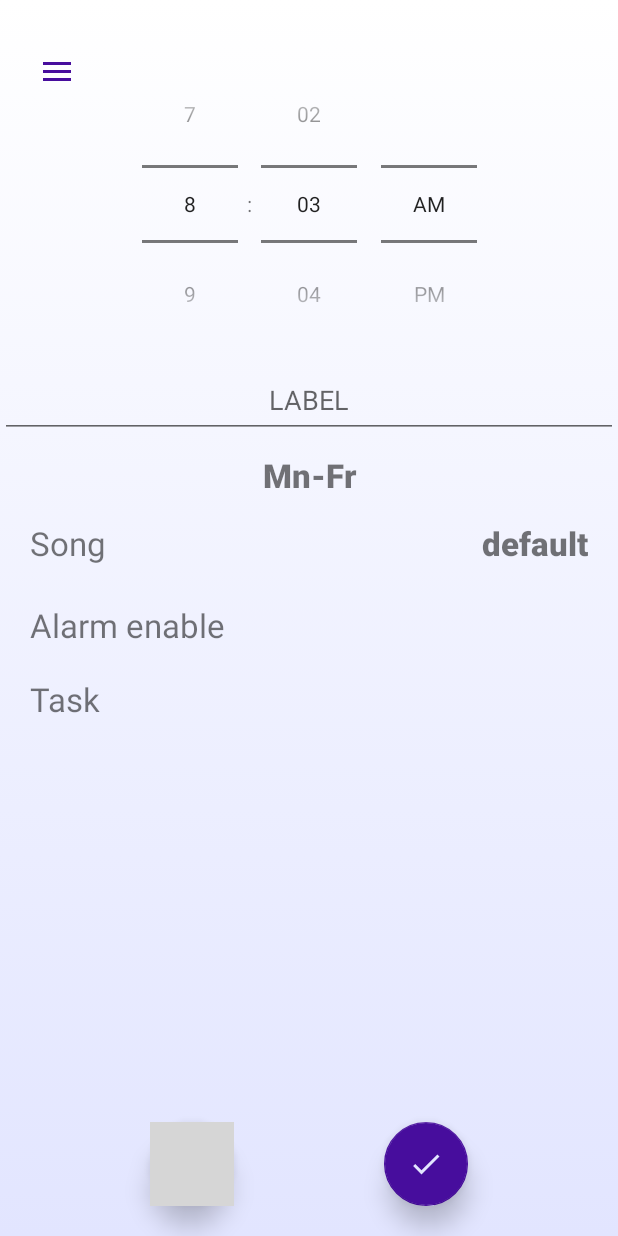
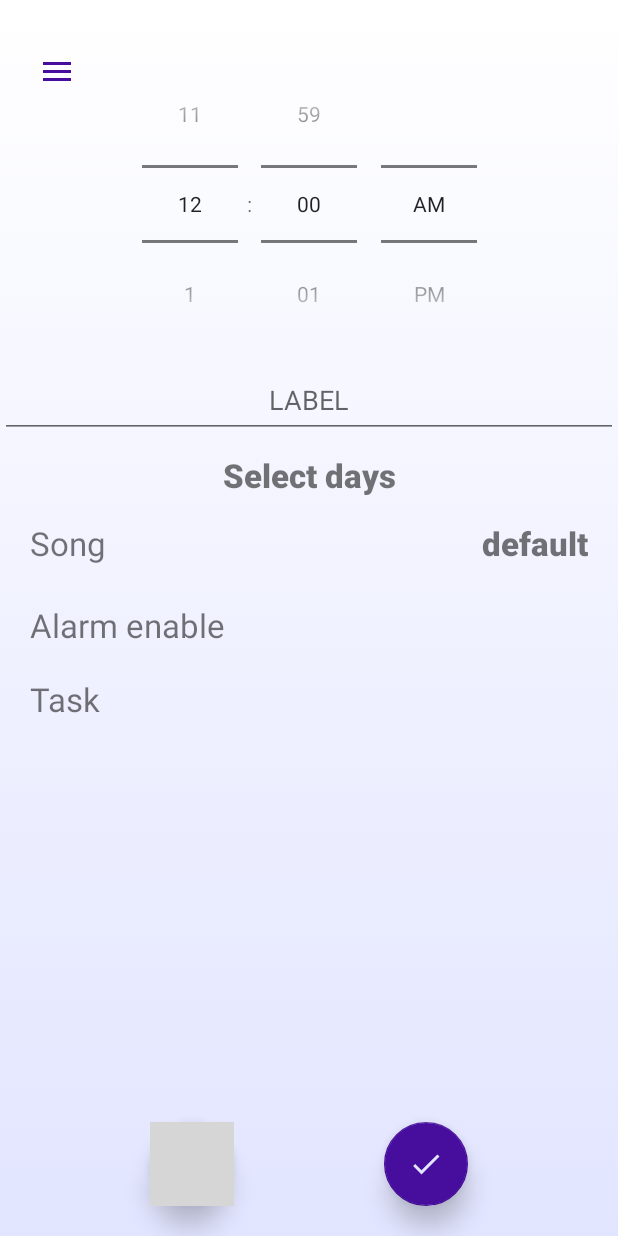
Before and after one commit to lincollincol/QuizAlarmClock, an Android app: the screen it shows after launch (MainActivity), after a tap on an icon or button, on a phone screen of 412 x 824 dp. Run offline under Robolectric (Android 15) with nearby library versions, the light colour scheme and no system bars; our stand-ins replace Room's generated code; grey boxes are pictures that could not be loaded.

Commit message:
Working UI in the alarm settings

```diff
--- a/app/src/main/java/linc/com/alarmclockforprogrammers/model/data/database/alarms/Alarm.java
+++ b/app/src/main/java/linc/com/alarmclockforprogrammers/model/data/database/alarms/Alarm.java
@@ -21,8 +21,8 @@ public class Alarm {
     @ColumnInfo(name = "minute", typeAffinity = INTEGER)
     private int minute;
 
-    @ColumnInfo(name = "language", typeAffinity = TEXT)
-    private String language;
+    @ColumnInfo(name = "label", typeAffinity = TEXT)
+    private String label;
 
     @ColumnInfo(name = "days", typeAffinity = TEXT)
     private String days;
@@ -30,8 +30,11 @@ public class Alarm {
     @ColumnInfo(name = "song_path", typeAffinity = TEXT)
     private String songPath;
 
-    @ColumnInfo(name = "difficult", typeAffinity = TEXT)
-    private String difficult;
+    @ColumnInfo(name = "language", typeAffinity = INTEGER)
+    private int language;
+
+    @ColumnInfo(name = "difficult", typeAffinity = INTEGER)
+    private int difficult;
 
     @ColumnInfo(name = "task", typeAffinity = INTEGER)
     private boolean task;
@@ -39,12 +42,14 @@ public class Alarm {
     @ColumnInfo(name = "enable", typeAffinity = INTEGER)
     private boolean enable;
 
-    public Alarm(int hour, int minute, String language, String days, String songPath, String difficult, boolean task, boolean enable) {
+    public Alarm(int hour, int minute, String label, String days, String songPath,
+                 int language, int difficult, boolean task, boolean enable) {
         this.hour = hour;
         this.minute = minute;
-        this.language = language;
+        this.label = label;
         this.days = days;
         this.songPath = songPath;
+        this.language = language;
         this.difficult = difficult;
         this.task = task;
         this.enable = enable;
@@ -74,12 +79,12 @@ public class Alarm {
         this.minute = minute;
     }
 
-    public String getLanguage() {
-        return language;
+    public String getLabel() {
+        return label;
     }
 
-    public void setLanguage(String language) {
-        this.language = language;
+    public void setLabel(String label) {
+        this.label = label;
     }
 
     public String getDays() {
@@ -98,11 +103,19 @@ public class Alarm {
         this.songPath = songPath;
     }
 
-    public String getDifficult() {
+    public int getLanguage() {
+        return language;
+    }
+
+    public void setLanguage(int language) {
+        this.language = language;
+    }
+
+    public int getDifficult() {
         return difficult;
     }
 
-    public void setDifficult(String difficult) {
+    public void setDifficult(int difficult) {
         this.difficult = difficult;
     }
 
@@ -121,4 +134,9 @@ public class Alarm {
     public void setEnable(boolean enable) {
         this.enable = enable;
     }
+
+    public static Alarm getDefaultAlarm() {
+        return new Alarm(0,0,"", "",
+                "default", 0,0,false, false);
+    }
 }
--- a/app/src/main/java/linc/com/alarmclockforprogrammers/presentation/alarmsettings/ViewAlarmSettings.java
+++ b/app/src/main/java/linc/com/alarmclockforprogrammers/presentation/alarmsettings/ViewAlarmSettings.java
@@ -6,10 +6,11 @@ public interface ViewAlarmSettings {
 
     void openExpandedSettings(boolean isChecked);
     void showWeekDaysDialog();
-    void showDifficultModeDialog();
-    void showLanguageDialog();
+    void showDifficultModeDialog(int position);
+    void showLanguageDialog(int position);
     void askForReadWritePermission();
     void getSongFile();
     void setAlarmData(Alarm alarm);
+    void saveChanges();
     void closeAlarmSettings();
 }
--- a/app/src/main/java/linc/com/alarmclockforprogrammers/ui/fragments/alarms/FragmentBottomDialog.java
+++ b/app/src/main/java/linc/com/alarmclockforprogrammers/ui/fragments/alarms/FragmentBottomDialog.java
@@ -45,7 +45,7 @@ public class FragmentBottomDialog extends BottomSheetDialogFragment implements V
         enableAlarm.setChecked(alarm.isEnable());
         enableAlarm.setOnCheckedChangeListener(this);
 
-        alarmTime.setText(alarm.getTime());
+//        alarmTime.setText(alarm.getTime());
         alarmDetails.setText((alarm.getLanguage() + "\n" + alarm.getDays()));
 
         return view;
--- a/app/src/main/java/linc/com/alarmclockforprogrammers/ui/fragments/alarms/adapters/AdapterAlarms.java
+++ b/app/src/main/java/linc/com/alarmclockforprogrammers/ui/fragments/alarms/adapters/AdapterAlarms.java
@@ -44,7 +44,6 @@ public class AdapterAlarms extends RecyclerView.Adapter<AdapterAlarms.AlarmsHold
     @Override
     public void onBindViewHolder(@NonNull AlarmsHolder alarmsHolder, int i) {
         alarmsHolder.programmingLanguage.setText(alarms.get(i).getLanguage());
-        alarmsHolder.time.setText(alarms.get(i).getTime());
         alarmsHolder.days.setText(alarms.get(i).getDays());
 
         if(alarms.get(i).isEnable()) {
--- a/app/src/main/java/linc/com/alarmclockforprogrammers/ui/fragments/alarmsettings/FragmentAlarmSettings.java
+++ b/app/src/main/java/linc/com/alarmclockforprogrammers/ui/fragments/alarmsettings/FragmentAlarmSettings.java
@@ -1,6 +1,9 @@
 package linc.com.alarmclockforprogrammers.ui.fragments.alarmsettings;
 
 import android.Manifest;
+import android.content.Intent;
+import android.net.Uri;
+import android.os.Build;
 import android.os.Bundle;
 import android.support.annotation.NonNull;
 import android.support.annotation.Nullable;
@@ -13,6 +16,7 @@ import android.support.v4.app.Fragment;
 import android.support.v4.view.animation.FastOutSlowInInterpolator;
 import android.support.v7.app.AlertDialog;
 import android.support.v7.widget.SwitchCompat;
+import android.util.Log;
 import android.view.ContextThemeWrapper;
 import android.view.Gravity;
 import android.view.LayoutInflater;
@@ -32,6 +36,8 @@ import linc.com.alarmclockforprogrammers.model.data.database.alarms.Alarm;
 import linc.com.alarmclockforprogrammers.presentation.alarmsettings.PresenterAlarmSettings;
 import linc.com.alarmclockforprogrammers.presentation.alarmsettings.ViewAlarmSettings;
 
+import static android.app.Activity.RESULT_OK;
+
 public class FragmentAlarmSettings extends Fragment implements ViewAlarmSettings,
         CompoundButton.OnCheckedChangeListener, View.OnClickListener{
 
@@ -43,6 +49,9 @@ public class FragmentAlarmSettings extends Fragment implements ViewAlarmSettings
     private SwitchCompat taskEnable;
     private SwitchCompat alarmEnable;
     private TextView dayPicker;
+    private TextView selectedSong;
+    private TextView selectedDifficultMode;
+    private TextView selectedLanguage;
     private LinearLayout difficultPicker;
     private LinearLayout languagePicker;
     private LinearLayout songPicker;
@@ -50,16 +59,13 @@ public class FragmentAlarmSettings extends Fragment implements ViewAlarmSettings
     private PresenterAlarmSettings presenter;
     private Alarm alarm;
 
-    private String selectedDifficultMode;
-    private String selectedLanguage;
-    private StringBuilder selectedDays;
-
+    private int dialogPosition;
 
     @Override
     public void onCreate(@Nullable Bundle savedInstanceState) {
         super.onCreate(savedInstanceState);
+
         presenter = new PresenterAlarmSettings(this);
-
         // todo get by id from room
         AppDatabase database = AlarmApp.getInstance().getDatabase();
 
@@ -77,6 +83,9 @@ public class FragmentAlarmSettings extends Fragment implements ViewAlarmSettings
         taskEnable = view.findViewById(R.id.alarm_settings__toggle_task_enable);
         alarmEnable = view.findViewById(R.id.alarm_settings__toggle_alarm_enable);
         dayPicker = view.findViewById(R.id.alarm_settings__days);
+        selectedSong = view.findViewById(R.id.alarm_settings__song);
+        selectedDifficultMode = view.findViewById(R.id.alarm_settings_task_expand__difficult);
+        selectedLanguage = view.findViewById(R.id.alarm_settings_task_expand__language);
         difficultPicker = view.findViewById(R.id.alarm_settings_task_expand__difficult_layout);
         languagePicker = view.findViewById(R.id.alarm_settings_task_expand__language_layout);
         songPicker = view.findViewById(R.id.alarm_settings__song_layout);
@@ -118,10 +127,10 @@ public class FragmentAlarmSettings extends Fragment implements ViewAlarmSettings
                 presenter.showWeekDaysDialog();
                 break;
             case R.id.alarm_settings_task_expand__difficult_layout:
-                presenter.showDifficultModeDialog();
+                presenter.showDifficultModeDialog(this.alarm.getDifficult());
                 break;
             case R.id.alarm_settings_task_expand__language_layout:
-                presenter.showLanguageDialog();
+                presenter.showLanguageDialog(this.alarm.getLanguage());
                 break;
             case R.id.alarm_settings__song_layout:
                 presenter.getSongFile();
@@ -151,18 +160,25 @@ public class FragmentAlarmSettings extends Fragment implements ViewAlarmSettings
         final String[] weekDays = getResources().getStringArray(R.array.week_days);
         final boolean[] checkedDays = new boolean[weekDays.length];
 
+        // Set selected days
+        for(int i = 0; i < this.alarm.getDays().length(); i++) {
+            int day = Character.getNumericValue(this.alarm.getDays().charAt(i)) - 1;
+            checkedDays[day] = true;
+        }
+
         AlertDialog.Builder dialogBuilder = new AlertDialog.Builder(
                 new ContextThemeWrapper(getActivity(), R.style.AlertDialogStyle));
-
-        dialogBuilder.setCancelable(true)
+        dialogBuilder.setCancelable(false)
                 .setTitle(R.string.title_dialog_week_days)
                 .setMultiChoiceItems(weekDays, checkedDays,
                         (dialog, which, isChecked) -> checkedDays[which] = isChecked)
                 .setPositiveButton(R.string.dialog_confirm, (dialog, id) -> {
-                    this.selectedDays = new StringBuilder();
+                    StringBuilder selectedDays = new StringBuilder();
                     for (int i = 0; i < weekDays.length; i++) {
-                        this.selectedDays.append(checkedDays[i] ? (i+1) : "");
+                        selectedDays.append(checkedDays[i] ? (i+1) : "");
                     }
+                    this.alarm.setDays(selectedDays.toString());
+                    this.dayPicker.setText(getDaysMarks(this.alarm.getDays()));
                 })
                 .setNegativeButton(R.string.dialog_cancel, (dialog, id) -> dialog.cancel());
         dialogBuilder.create()
@@ -170,30 +186,40 @@ public class FragmentAlarmSettings extends Fragment implements ViewAlarmSettings
     }
 
     @Override
-    public void showDifficultModeDialog() {
+    public void showDifficultModeDialog(int position) {
         final String[] difficultModes = getResources().getStringArray(R.array.difficult_modes);
+        this.dialogPosition = this.alarm.getDifficult();
+
         AlertDialog.Builder dialogBuilder = new AlertDialog.Builder(
                 new ContextThemeWrapper(getActivity(), R.style.AlertDialogStyle));
-        dialogBuilder.setCancelable(true)
+        dialogBuilder.setCancelable(false)
                 .setTitle(R.string.title_dialog_difficult_mode)
-                .setSingleChoiceItems(difficultModes, -1,
-                        (dialog, id) -> this.selectedDifficultMode = difficultModes[id])
-                .setPositiveButton(R.string.dialog_confirm, (dialog, id) -> dialog.cancel())
+                .setSingleChoiceItems(difficultModes, position,
+                        (dialog, id) -> this.dialogPosition = id)
+                .setPositiveButton(R.string.dialog_confirm, (dialog, id) -> {
+                    this.alarm.setDifficult(dialogPosition);
+                    this.selectedDifficultMode.setText(getDifficultMode(this.alarm.getDifficult()));
+                })
                 .setNegativeButton(R.string.dialog_cancel, (dialog, id) -> dialog.cancel());
         dialogBuilder.create()
                 .show();
     }
 
     @Override
-    public void showLanguageDialog() {
+    public void showLanguageDialog(int position) {
         final String[] languages = getResources().getStringArray(R.array.programming_languages);
+        this.dialogPosition = this.alarm.getLanguage();
+
         AlertDialog.Builder dialogBuilder = new AlertDialog.Builder(
                 new ContextThemeWrapper(getActivity(), R.style.AlertDialogStyle));
-        dialogBuilder.setCancelable(true)
+        dialogBuilder.setCancelable(false)
                 .setTitle(R.string.title_dialog_programming_language)
-                .setSingleChoiceItems(languages, -1,
-                        (dialog, id) -> this.selectedLanguage = languages[id])
-                .setPositiveButton(R.string.dialog_confirm, (dialog, id) -> dialog.cancel())
+                .setSingleChoiceItems(languages, position,
+                        (dialog, id) -> this.dialogPosition = id)
+                .setPositiveButton(R.string.dialog_confirm, (dialog, id) -> {
+                    this.alarm.setLanguage(dialogPosition);
+                    this.selectedLanguage.setText(getProgrammingsLanguage(this.alarm.getLanguage()));
+                })
                 .setNegativeButton(R.string.dialog_cancel, (dialog, id) -> dialog.cancel());
         dialogBuilder.create()
                 .show();
@@ -208,21 +234,49 @@ public class FragmentAlarmSettings extends Fragment implements ViewAlarmSettings
 
     @Override
     public void getSongFile() {
-        // todo implement .mp3 file selection
+        Intent openFilesDir = new Intent(Intent.ACTION_GET_CONTENT)
+                .setType("audio/mpeg");
+        startActivityForResult(openFilesDir, 0);
     }
 
     @Override
     public void setAlarmData(Alarm alarm) {
+        if(alarm == null) {
+            this.alarm = Alarm.getDefaultAlarm();
+        }else {
+            this.alarm = alarm;
+        }
 
-//        this.timePicker;
-//        this.alarmLabel;
-//        this.taskEnable;
-//        this.alarmEnable;
-//        this.dayPicker;
-//        this.difficultPicker;
-//        this.languagePicker;
-//        this.songPicker;
+        if(Build.VERSION.SDK_INT < 23){
+            this.timePicker.setCurrentHour(this.alarm.getHour());
+            this.timePicker.setCurrentMinute(this.alarm.getMinute());
+        } else{
+            this.timePicker.setHour(this.alarm.getHour());
+            this.timePicker.setMinute(this.alarm.getMinute());
+        }
 
+        this.dayPicker.setText(getDaysMarks(this.alarm.getDays()));
+        this.alarmLabel.setText(this.alarm.getLabel());
+        this.selectedSong.setText(getSongName(this.alarm.getSongPath()));
+        this.selectedDifficultMode.setText(getDifficultMode(this.alarm.getDifficult()));
+        this.selectedLanguage.setText(getProgrammingsLanguage(this.alarm.getLanguage()));
+        this.alarmEnable.setChecked(this.alarm.isEnable());
+        this.taskEnable.setChecked(this.alarm.hasTask());
+    }
+
+    @Override
+    public void saveChanges() {
+        if(Build.VERSION.SDK_INT < 23){
+            this.alarm.setHour(timePicker.getCurrentHour());
+            this.alarm.setMinute(timePicker.getCurrentMinute());
+        } else{
+            this.alarm.setHour(timePicker.getHour());
+            this.alarm.setMinute(timePicker.getMinute());
+        }
+
+        this.alarm.setLabel(alarmLabel.getText().toString());
+        this.alarm.setHasTask(taskEnable.isChecked());
+        this.alarm.setEnable(alarmEnable.isChecked());
     }
 
     @Override
@@ -230,17 +284,48 @@ public class FragmentAlarmSettings extends Fragment implements ViewAlarmSettings
         getFragmentManager().popBackStack();
     }
 
-    /**
-     *      TODO USE IT TO SAVE ALARM TIME
+    @Override
+    public void onActivityResult(int requestCode, int resultCode, @Nullable Intent data) {
+        super.onActivityResult(requestCode, resultCode, data);
+        if (data != null && requestCode == 0) {
+            Uri uri = data.getData();
+            if (resultCode == RESULT_OK) {
+                this.alarm.setSongPath(uri.getPath());
+                this.selectedSong.setText(getSongName(this.alarm.getSongPath()));
+            }
+        }
+    }
 
+    /** Retrieve song name from path */
+    private String getSongName(String path) {
+        int cut = path.lastIndexOf('/');
+        if (cut != -1) {
+            path = path.substring(cut + 1);
+        }
+        return path;
+    }
 
-     if(Build.VERSION.SDK_INT < 23){
-     int hour = timePicker.getCurrentHour();
-     int minute = timePicker.getCurrentMinute();
-     } else{
-     int hour = timePicker.getHour();
-     int minute = timePicker.getMinute();
-     }
+    /** Return String with selected days in mark format: Mn(Monday), Fr (Friday)*/
+    private String getDaysMarks(String days) {
+        final String[] weekDays = getResources().getStringArray(R.array.week_days_marks);
+        StringBuilder marks = new StringBuilder();
 
-     */
+        for(int i = 0; i < days.length(); i++) {
+            int day = Character.getNumericValue(this.alarm.getDays().charAt(i)) - 1;
+            marks.append(weekDays[day]);
+            marks.append((i == (days.length()-1) ? "" : ", "));
+        }
+        return marks.toString().isEmpty() ? "Select days" : marks.toString();
+    }
+
+    private String getDifficultMode(int position) {
+        String[] difficultModes = getResources().getStringArray(R.array.difficult_modes);
+        return difficultModes[position];
+    }
+
+    private String getProgrammingsLanguage(int position) {
+        String[] language = getResources().getStringArray(R.array.programming_languages);
+        return language[position];
+    }
+
 }
--- a/app/src/main/res/values/array.xml
+++ b/app/src/main/res/values/array.xml
@@ -9,6 +9,16 @@
         <item>@string/dialog_day_friday</item>
         <item>@string/dialog_day_saturday</item>
         <item>@string/dialog_day_sunday</item>
+    </array>
+
+    <array name="week_days_marks">
+        <item>@string/dialog_day_monday_mark</item>
+        <item>@string/dialog_day_tuesday_mark</item>
+        <item>@string/dialog_day_wednesday_mark</item>
+        <item>@string/dialog_day_thursday_mark</item>
+        <item>@string/dialog_day_friday_mark</item>
+        <item>@string/dialog_day_saturday_mark</item>
+        <item>@string/dialog_day_sunday_mark</item>
     </array>
 
     <array name="difficult_modes">
--- a/app/src/main/res/values/strings.xml
+++ b/app/src/main/res/values/strings.xml
@@ -33,4 +33,12 @@
     <string name="dialog_difficult_medium">medium</string>
     <string name="dialog_difficult_hard">hard</string>
 
+    <string name="dialog_day_monday_mark">Mn</string>
+    <string name="dialog_day_tuesday_mark">Tu</string>
+    <string name="dialog_day_wednesday_mark">We</string>
+    <string name="dialog_day_thursday_mark">Th</string>
+    <string name="dialog_day_friday_mark">Fr</string>
+    <string name="dialog_day_saturday_mark">Sa</string>
+    <string name="dialog_day_sunday_mark">Su</string>
+
 </resources>
```
Also changed, not shown: app/src/main/java/linc/com/alarmclockforprogrammers/presentation/alarmsettings/PresenterAlarmSettings.java (+12 -4 lines).
